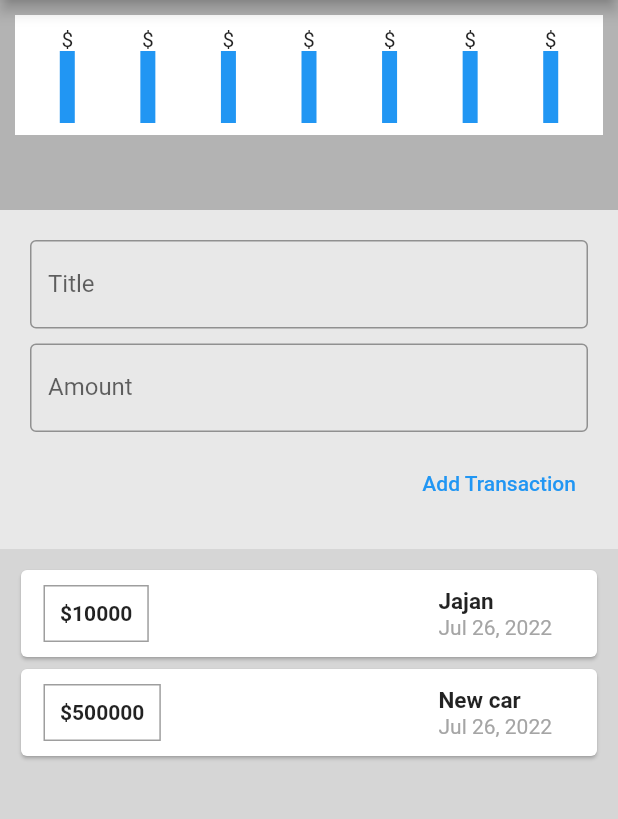
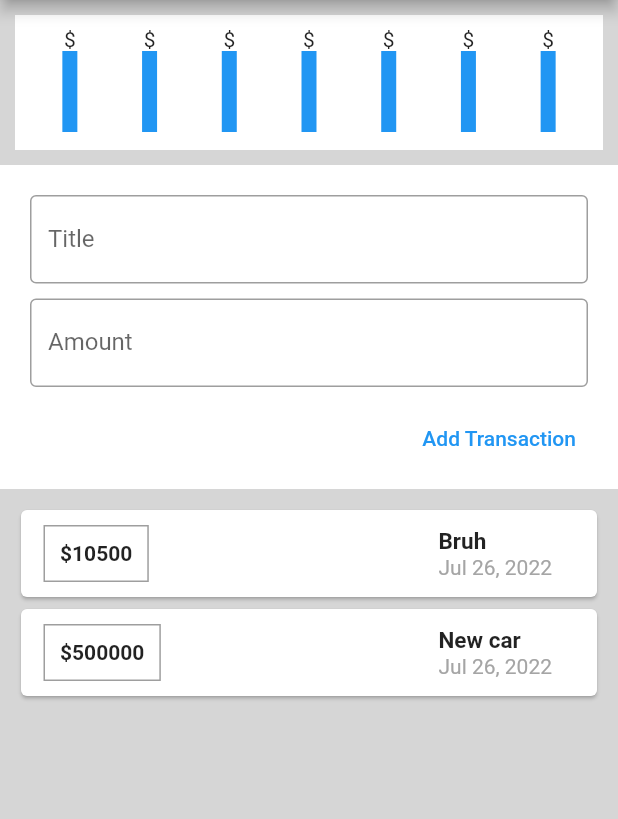
Before and after one commit to naufaladikbds/expense_tracker, a Flutter app: the screen it shows after launch, after a tap on "Add Transaction", on a phone screen of 412 x 824 dp, the part 84-903 px from its top. Run offline on Flutter 3.47's test engine with Material 2 defaults, Android fonts, the phone set to English and light mode, and no system bars.

Commit message:
Refactor Expense input & add feature (performance optimisation)

```diff
--- a/lib/expense_chart.dart
+++ b/lib/expense_chart.dart
@@ -5,13 +5,12 @@ class ExpenseChart extends StatelessWidget {
   @override
   Widget build(BuildContext context) {
     return Container(
-      height: 100,
-      margin: EdgeInsets.only(bottom: 40),
+      height: 110,
       width: double.infinity,
-      color: Color.fromARGB(255, 179, 179, 179),
+      color: Color.fromARGB(255, 214, 214, 214),
       child: Container(
         margin: EdgeInsets.all(10),
-        padding: EdgeInsets.all(8),
+        padding: EdgeInsets.only(top: 8, bottom: 12, left: 10, right: 10),
         color: Colors.white,
         child: Row(
           mainAxisAlignment: MainAxisAlignment.spaceAround,
--- a/lib/expense_input.dart
+++ b/lib/expense_input.dart
@@ -5,42 +5,48 @@ import 'package:flutter/src/foundation/key.dart';
 import 'package:flutter/src/widgets/framework.dart';
 
 class ExpenseInput extends StatelessWidget {
-  void Function(Expense) addNewExpense;
+  final void Function(Expense) addNewExpense;
+
+  final titleController = TextEditingController();
+  final amountController = TextEditingController();
 
   ExpenseInput(this.addNewExpense);
 
-  String titleInput = '';
-  String amountInput = '';
+  // String titleInput = '';
+  // String amountInput = '';
 
-  void setTitle(input) {
-    titleInput = input;
-  }
-
-  void setAmount(input) {
-    amountInput = input;
-  }
+  // void setTitle(input) {
+  //   titleInput = input;
+  // }
+  // void setAmount(input) {
+  //   amountInput = input;
+  // }
 
   @override
   Widget build(BuildContext context) {
     return Container(
-      padding: EdgeInsets.all(20),
-      color: Colors.white70,
+      padding: EdgeInsets.only(left: 20, right: 20, top: 20, bottom: 10),
+      color: Colors.white,
       child: Column(
         crossAxisAlignment: CrossAxisAlignment.end,
         children: [
-          renderTextField("Title", setTitle),
+          renderTextField("Title", titleController),
           SizedBox(height: 10),
-          renderTextField("Amount", setAmount),
+          renderTextField("Amount", amountController),
           SizedBox(height: 10),
           TextButton(
               onPressed: () {
-                print('title is: $titleInput, amount is $amountInput');
-                addNewExpense(Expense(
-                  id: '23',
-                  title: titleInput,
-                  amount: double.parse(amountInput),
-                  date: DateTime.now(),
-                ));
+                print(
+                  'title is: $titleController, amount is $amountController',
+                );
+                addNewExpense(
+                  Expense(
+                    id: DateTime.now().toString(),
+                    title: titleController.value.text,
+                    amount: double.parse(amountController.value.text),
+                    date: DateTime.now(),
+                  ),
+                );
               },
               child: Text("Add Transaction"))
         ],
@@ -49,11 +55,11 @@ class ExpenseInput extends StatelessWidget {
   }
 
   TextField renderTextField(
-      String labelText, void Function(dynamic) onChanged) {
+    String labelText,
+    TextEditingController controller,
+  ) {
     return TextField(
-      onChanged: (input) {
-        onChanged(input);
-      },
+      controller: controller,
       decoration: InputDecoration(
         labelText: labelText,
         border: OutlineInputBorder(
--- a/lib/expense_list.dart
+++ b/lib/expense_list.dart
@@ -6,9 +6,9 @@ import 'package:flutter/src/widgets/framework.dart';
 import 'package:intl/intl.dart';
 
 class ExpenseList extends StatelessWidget {
-  List<Expense> expenseHistory;
+  List<Expense> expenseList;
 
-  ExpenseList(this.expenseHistory);
+  ExpenseList(this.expenseList);
 
   @override
   Widget build(BuildContext context) {
@@ -18,7 +18,7 @@ class ExpenseList extends StatelessWidget {
         padding: EdgeInsets.all(10),
         color: Color.fromARGB(255, 214, 214, 214),
         child: ListView.builder(
-          itemCount: expenseHistory.length,
+          itemCount: expenseList.length,
           itemBuilder: (ctx, i) => Card(
             child: Padding(
               padding: const EdgeInsets.only(
@@ -35,7 +35,7 @@ class ExpenseList extends StatelessWidget {
                       ),
                     ),
                     child: Text(
-                      "\$${expenseHistory[i].amount.toInt().toString()}",
+                      "\$${expenseList[i].amount.toInt().toString()}",
                       style: TextStyle(
                         fontWeight: FontWeight.bold,
                       ),
@@ -45,14 +45,14 @@ class ExpenseList extends StatelessWidget {
                     crossAxisAlignment: CrossAxisAlignment.start,
                     children: [
                       Text(
-                        expenseHistory[i].title.toString(),
+                        expenseList[i].title.toString(),
                         style: TextStyle(
                           fontWeight: FontWeight.bold,
                           fontSize: 15,
                         ),
                       ),
                       Text(
-                        DateFormat.yMMMd().format(expenseHistory[i].date),
+                        DateFormat.yMMMd().format(expenseList[i].date),
                         style: TextStyle(
                           color: Color.fromARGB(255, 165, 165, 165),
                         ),
--- /dev/null
+++ b/lib/expense_list_and_input.dart
@@ -0,0 +1,47 @@
+import 'package:expense_tracker/expense.dart';
+import 'package:expense_tracker/expense_input.dart';
+import 'package:expense_tracker/expense_list.dart';
+import 'package:flutter/cupertino.dart';
+import 'package:flutter/src/foundation/key.dart';
+import 'package:flutter/src/widgets/framework.dart';
+
+class ExpenseListAndInput extends StatefulWidget {
+  @override
+  State<ExpenseListAndInput> createState() => _ExpenseListAndInputState();
+}
+
+class _ExpenseListAndInputState extends State<ExpenseListAndInput> {
+  final List<Expense> expenseList = [
+    Expense(
+      id: "01",
+      title: "Bruh",
+      amount: 10500,
+      date: DateTime.now(),
+    ),
+    Expense(
+      id: "02",
+      title: "New car",
+      amount: 500000,
+      date: DateTime.now(),
+    ),
+  ];
+
+  void addNewExpense(Expense expense) {
+    setState(() {
+      expenseList.add(expense);
+      print(expenseList[0].amount);
+    });
+  }
+
+  @override
+  Widget build(BuildContext context) {
+    return Expanded(
+      child: Column(
+        children: [
+          ExpenseInput(addNewExpense),
+          ExpenseList(expenseList),
+        ],
+      ),
+    );
+  }
+}
--- a/lib/main.dart
+++ b/lib/main.dart
@@ -4,6 +4,7 @@ import 'package:expense_tracker/expense.dart';
 import 'package:expense_tracker/expense_chart.dart';
 import 'package:expense_tracker/expense_input.dart';
 import 'package:expense_tracker/expense_list.dart';
+import 'package:expense_tracker/expense_list_and_input.dart';
 import "package:flutter/material.dart";
 
 void main(List<String> args) {
@@ -17,36 +18,10 @@ class MyApp extends StatelessWidget {
   }
 }
 
-class MainScreen extends StatefulWidget {
-  @override
-  State<MainScreen> createState() => _MainScreenState();
-}
-
-class _MainScreenState extends State<MainScreen> {
-  final List<Expense> expenseHistory = [
-    Expense(
-      id: "01",
-      title: "Jajan",
-      amount: 10000,
-      date: DateTime.now(),
-    ),
-    Expense(
-      id: "02",
-      title: "New car",
-      amount: 500000,
-      date: DateTime.now(),
-    ),
-  ];
-
-  void addNewExpense(Expense expense) {
-    setState(() {
-      expenseHistory.add(expense);
-      print(expenseHistory.length);
-    });
-  }
-
+class MainScreen extends StatelessWidget {
   @override
   Widget build(BuildContext context) {
+    print("MAIN IS CALLED AGAIN");
     return Scaffold(
       appBar: AppBar(
         title: Text(
@@ -58,8 +33,7 @@ class _MainScreenState extends State<MainScreen> {
         child: Column(
           children: [
             ExpenseChart(),
-            ExpenseInput(addNewExpense),
-            ExpenseList(expenseHistory),
+            ExpenseListAndInput(),
           ],
         ),
       ),
```
